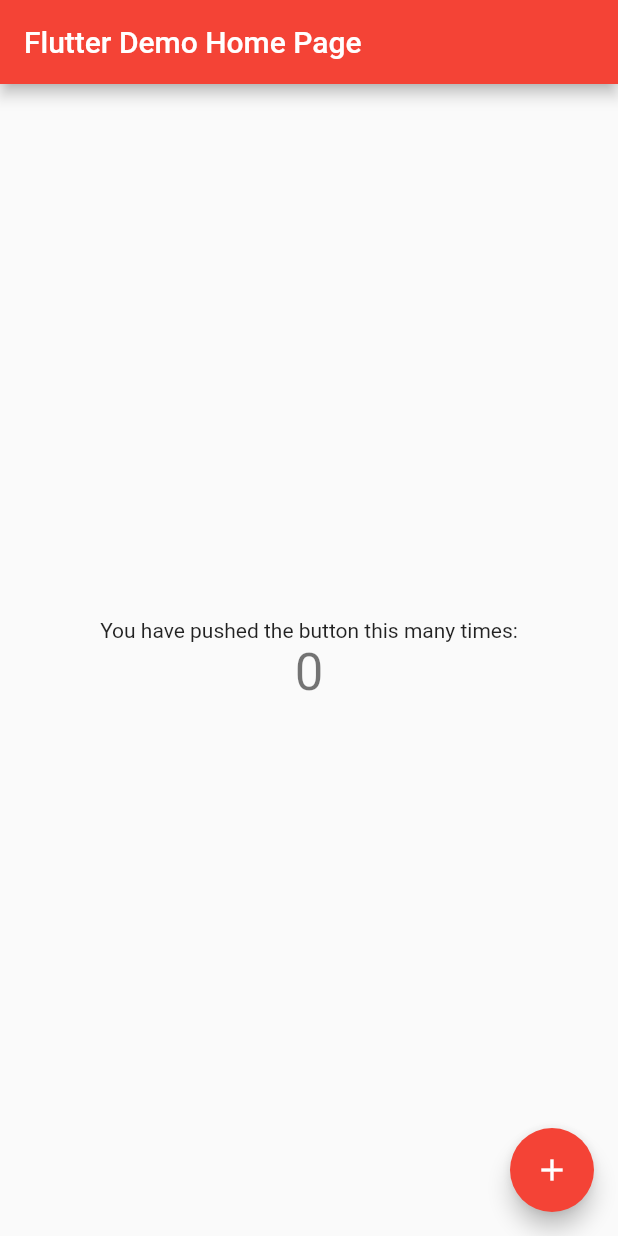
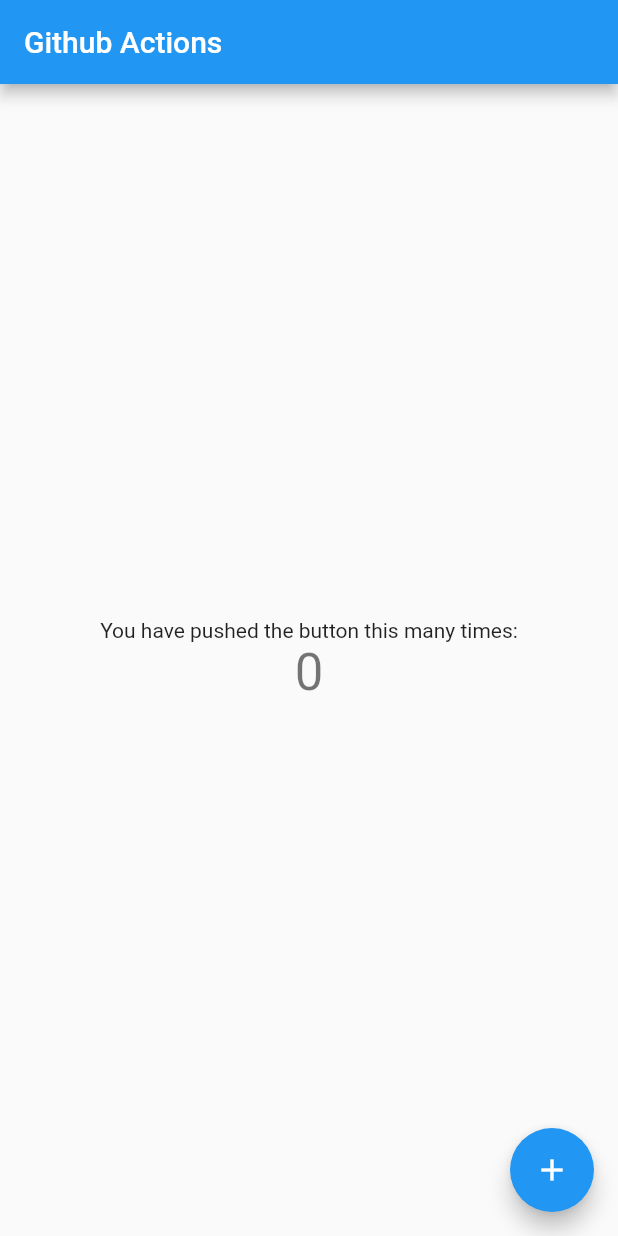
Before and after one commit to dinesh99088/flutter-project, a Flutter app: the screen it shows after launch, on a phone screen of 412 x 824 dp. Run offline on Flutter 3.47's test engine with Material 2 defaults, Android fonts, the phone set to English and light mode, and no system bars.

Commit message:
flutter project change

```diff
--- a/lib/main.dart
+++ b/lib/main.dart
@@ -1,25 +1,19 @@
 import 'package:flutter/material.dart';
 
-void main() => runApp(new MyApp());
+void main() {
+  runApp(MyApp());
+}
 
 class MyApp extends StatelessWidget {
-  // This widget is the root of your application.
   @override
   Widget build(BuildContext context) {
-    return new MaterialApp(
-      title: 'Flutter Demo',
-      theme: new ThemeData(
-        // This is the theme of your application.
-        //
-        // Try running your application with "flutter run". You'll see the
-        // application has a blue toolbar. Then, without quitting the app, try
-        // changing the primarySwatch below to Colors.green and then invoke
-        // "hot reload" (press "r" in the console where you ran "flutter run",
-        // or press Run > Flutter Hot Reload in IntelliJ). Notice that the
-        // counter didn't reset back to zero; the application is not restarted.
-        primarySwatch: Colors.red,
+    return MaterialApp(
+      title: 'Github Actions',
+      theme: ThemeData(
+        primarySwatch: Colors.blue,
+        visualDensity: VisualDensity.adaptivePlatformDensity,
       ),
-      home: new MyHomePage(title: 'Flutter Demo Home Page'),
+      home: MyHomePage(title: 'Github Actions'),
     );
   }
 }
@@ -27,19 +21,10 @@ class MyApp extends StatelessWidget {
 class MyHomePage extends StatefulWidget {
   MyHomePage({Key key, this.title}) : super(key: key);
 
-  // This widget is the home page of your application. It is stateful, meaning
-  // that it has a State object (defined below) that contains fields that affect
-  // how it looks.
-
-  // This class is the configuration for the state. It holds the values (in this
-  // case the title) provided by the parent (in this case the App widget) and
-  // used by the build method of the State. Fields in a Widget subclass are
-  // always marked "final".
-
   final String title;
 
   @override
-  _MyHomePageState createState() => new _MyHomePageState();
+  _MyHomePageState createState() => _MyHomePageState();
 }
 
 class _MyHomePageState extends State<MyHomePage> {
@@ -47,63 +32,35 @@ class _MyHomePageState extends State<MyHomePage> {
 
   void _incrementCounter() {
     setState(() {
-      // This call to setState tells the Flutter framework that something has
-      // changed in this State, which causes it to rerun the build method below
-      // so that the display can reflect the updated values. If we changed
-      // _counter without calling setState(), then the build method would not be
-      // called again, and so nothing would appear to happen.
       _counter++;
     });
   }
 
   @override
   Widget build(BuildContext context) {
-    // This method is rerun every time setState is called, for instance as done
-    // by the _incrementCounter method above.
-    //
-    // The Flutter framework has been optimized to make rerunning build methods
-    // fast, so that you can just rebuild anything that needs updating rather
-    // than having to individually change instances of widgets.
-    return new Scaffold(
-      appBar: new AppBar(
-        // Here we take the value from the MyHomePage object that was created by
-        // the App.build method, and use it to set our appbar title.
-        title: new Text(widget.title),
+    return Scaffold(
+      appBar: AppBar(
+        title: Text(widget.title),
       ),
-      body: new Center(
-        // Center is a layout widget. It takes a single child and positions it
-        // in the middle of the parent.
-        child: new Column(
-          // Column is also layout widget. It takes a list of children and
-          // arranges them vertically. By default, it sizes itself to fit its
-          // children horizontally, and tries to be as tall as its parent.
-          //
-          // Invoke "debug paint" (press "p" in the console where you ran
-          // "flutter run", or select "Toggle Debug Paint" from the Flutter tool
-          // window in IntelliJ) to see the wireframe for each widget.
-          //
-          // Column has various properties to control how it sizes itself and
-          // how it positions its children. Here we use mainAxisAlignment to
-          // center the children vertically; the main axis here is the vertical
-          // axis because Columns are vertical (the cross axis would be
-          // horizontal).
+      body: Center(
+        child: Column(
           mainAxisAlignment: MainAxisAlignment.center,
           children: <Widget>[
-            new Text(
+            Text(
               'You have pushed the button this many times:',
             ),
-            new Text(
+            Text(
               '$_counter',
-              style: Theme.of(context).textTheme.display1,
+              style: Theme.of(context).textTheme.headline4,
             ),
           ],
         ),
       ),
-      floatingActionButton: new FloatingActionButton(
+      floatingActionButton: FloatingActionButton(
         onPressed: _incrementCounter,
         tooltip: 'Increment',
-        child: new Icon(Icons.add),
-      ), // This trailing comma makes auto-formatting nicer for build methods.
+        child: Icon(Icons.add),
+      ),
     );
   }
 }
```
Also changed, not shown: pubspec.yaml (+9 -47 lines), pubspec.lock, 44 other files.
